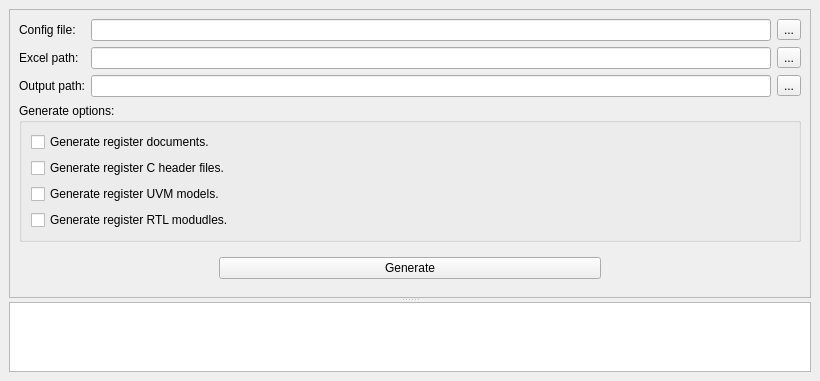
This is register_printer_gui/mainwindow.ui in zhangyiant/RegisterPrinter as Qt 5 draws it before an edit. The edited form follows.
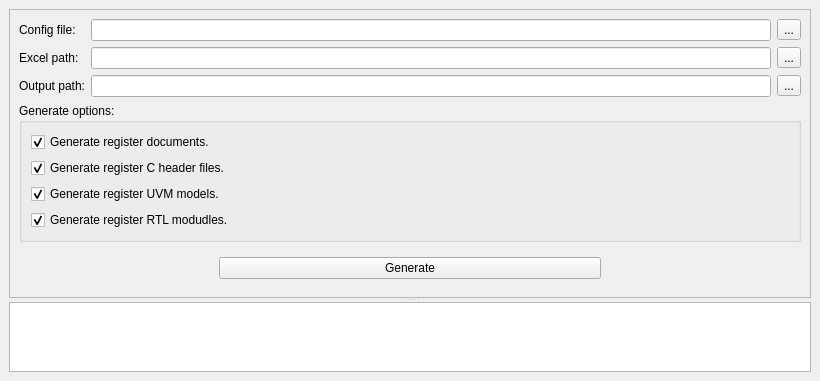
This is the edited form.

Commit message: Generate files according to input.

```diff
--- a/register_printer_gui/mainwindow.ui
+++ b/register_printer_gui/mainwindow.ui
@@ -95,6 +95,9 @@
                <property name="text">
                 <string>Generate register documents.</string>
                </property>
+               <property name="checked">
+                <bool>true</bool>
+               </property>
               </widget>
              </item>
              <item>
@@ -102,6 +105,9 @@
                <property name="text">
                 <string>Generate register C header files.</string>
                </property>
+               <property name="checked">
+                <bool>true</bool>
+               </property>
               </widget>
              </item>
              <item>
@@ -109,6 +115,9 @@
                <property name="text">
                 <string>Generate register UVM models.</string>
                </property>
+               <property name="checked">
+                <bool>true</bool>
+               </property>
               </widget>
              </item>
              <item>
@@ -116,6 +125,9 @@
                <property name="text">
                 <string>Generate register RTL modudles.</string>
                </property>
+               <property name="checked">
+                <bool>true</bool>
+               </property>
               </widget>
              </item>
             </layout>
```
The commit also changes 2 other files.
